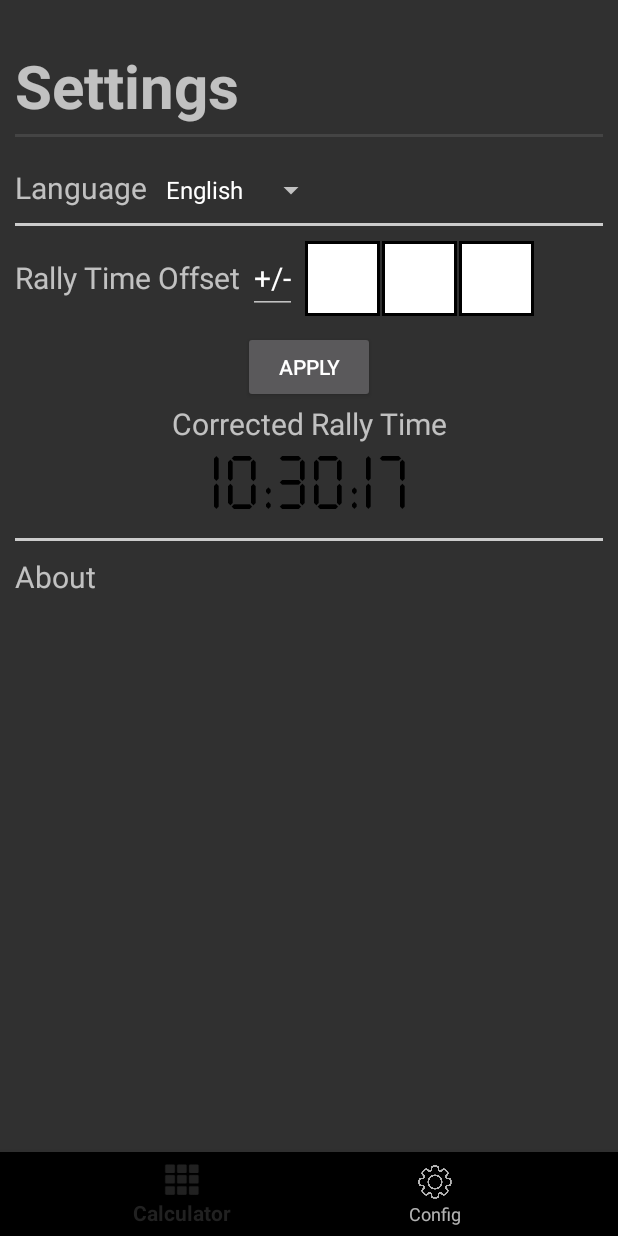
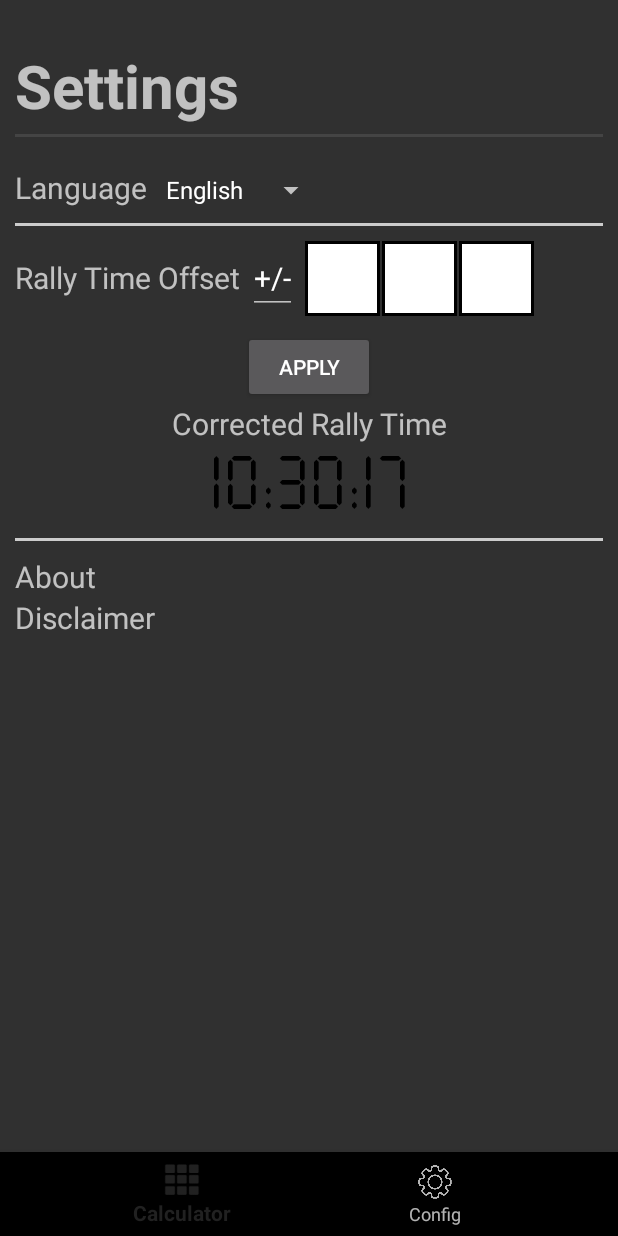
Before and after one commit to Menkaura81/Rally_Codriver_Calculator, an Android app: the ConfigFragment screen opened through its navigation route, on a phone screen of 412 x 824 dp. Run offline under Robolectric (Android 15) with nearby library versions, the phone set to English and light mode, and no system bars; our stand-ins replace navigation-ui.

Commit message:
advertencia legal

```diff
--- a/app/src/main/java/com/menkaura/rallycalculator/ConfigFragment.java
+++ b/app/src/main/java/com/menkaura/rallycalculator/ConfigFragment.java
@@ -38,6 +38,7 @@ public class ConfigFragment extends Fragment {
 
     private TextView correctedTime;
     private TextView about;
+    private TextView disclaimer;
     private Button applyButton;
     private Handler handlerCorrectedHour = new Handler();
     private Runnable runnableCorrectedHour;
@@ -86,6 +87,8 @@ public class ConfigFragment extends Fragment {
             spinnerLanguages.setSelection(1);
         } else if (lang.equals("en")) {
             spinnerLanguages.setSelection(0);
+        } else if (lang.equals("fr")) {
+            spinnerLanguages.setSelection(2);
         }
 
 
@@ -120,6 +123,7 @@ public class ConfigFragment extends Fragment {
         correctedTime = view.findViewById(R.id.configRallyTime);
         applyButton = view.findViewById(R.id.apply_button);
         about = view.findViewById(R.id.about);
+        disclaimer = view.findViewById(R.id.disclaimer);
 
         // Button Listener
         applyButton.setOnClickListener(new View.OnClickListener() {
@@ -166,6 +170,24 @@ public class ConfigFragment extends Fragment {
                 AlertDialog.Builder builder = new AlertDialog.Builder(getContext());
                 builder.setTitle(R.string.rally_codriver_calculator);
                 builder.setMessage(R.string.menkaurasoft);
+                builder.setPositiveButton(R.string.accept, new DialogInterface.OnClickListener() {
+                    @Override
+                    public void onClick(DialogInterface dialog, int which) {
+                        // Acción al hacer clic en el botón de aceptar
+                    }
+                });
+                builder.show();
+            }
+        });
+
+
+        // About Listener
+        disclaimer.setOnClickListener(new View.OnClickListener() {
+            @Override
+            public void onClick(View v) {
+                AlertDialog.Builder builder = new AlertDialog.Builder(getContext());
+                builder.setTitle(R.string.disclaimer);
+                builder.setMessage(R.string.disclaimer_text);
                 builder.setPositiveButton(R.string.accept, new DialogInterface.OnClickListener() {
                     @Override
                     public void onClick(DialogInterface dialog, int which) {
--- a/app/src/main/res/layout/fragment_config.xml
+++ b/app/src/main/res/layout/fragment_config.xml
@@ -154,5 +154,14 @@
         android:text="@string/about"
         android:textSize="20sp"/>
 
+    <!-- SEXTA FILA - Disclaimer -->
+    <TextView
+        android:id="@+id/disclaimer"
+        android:layout_width="match_parent"
+        android:layout_height="wrap_content"
+        android:text="@string/disclaimer"
+        android:textSize="20sp"/>
+
+
 
 </LinearLayout>
--- a/app/src/main/res/values/strings.xml
+++ b/app/src/main/res/values/strings.xml
@@ -23,6 +23,17 @@
     <string name="time_card">Time Card</string>
     <string name="stop">Stop</string>
     <string name="offset_applied">Offset applied!</string>
+    <string name="disclaimer">Disclaimer</string>
+    <string name="disclaimer_text">⚠️ Legal Disclaimer
+
+IMPORTANT: This application is intended solely for use by the co-driver of the vehicle during rally or orientation events, and must never be used by the driver while the vehicle is in motion.
+
+MenkauraSoft accepts no responsibility for any accident, incident, damage, injury, or loss resulting directly or indirectly from the use of this application.
+
+Furthermore, MenkauraSoft does not guarantee the complete accuracy of the calculations provided by the app. It is the user’s responsibility to verify all data before using it in any situation.
+
+By using this application, you acknowledge and agree to assume full responsibility for its use and consequences, and release MenkauraSoft from any legal claims or liabilities arising from it.</string>
+
     <string-array name="languages">
         <item>English</item>
         <item>Spanish</item>
```
Also changed, not shown: 2 other files.
